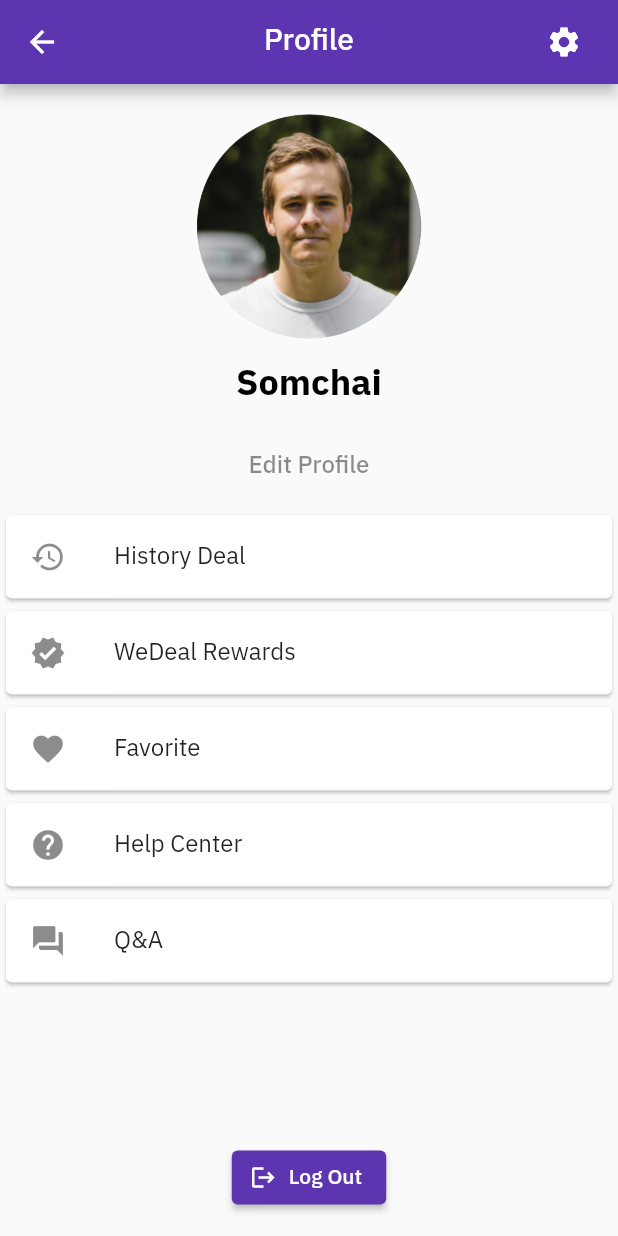
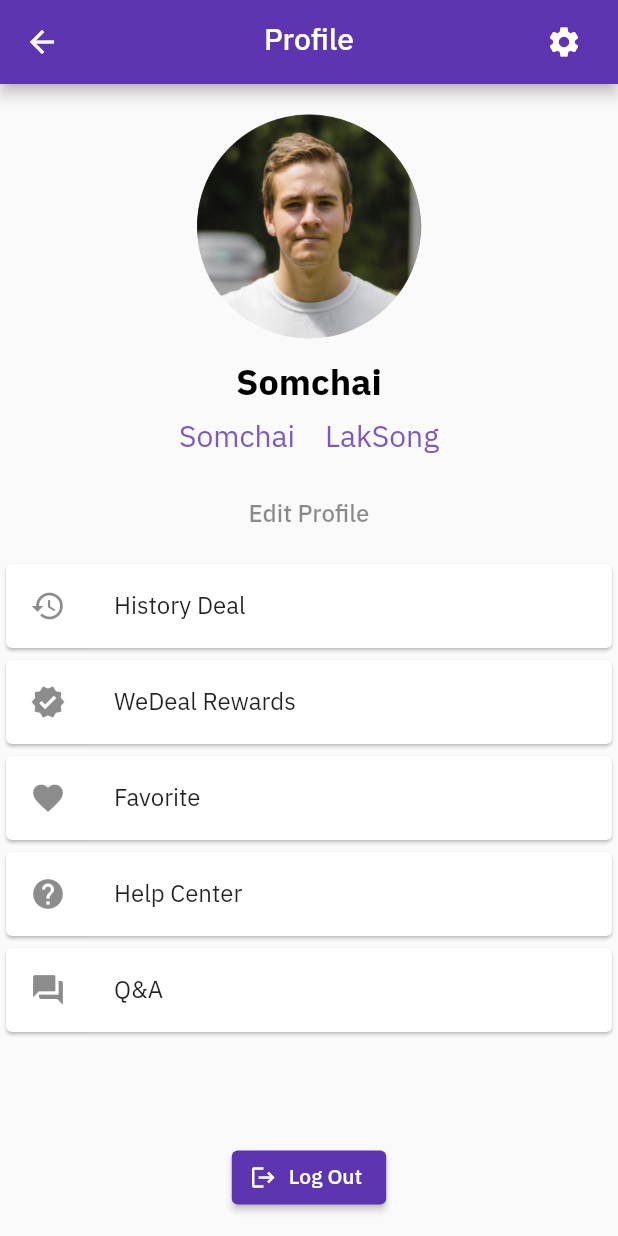
Before and after one commit to is767-1-2021/natthaorn, a Flutter app: the ProfilePage screen opened directly, on a phone screen of 412 x 824 dp. Run offline on Flutter 3.47's test engine with Material 2 defaults, Android fonts, the phone set to English and light mode, and no system bars; our stand-ins replace date_field, file_picker, flutter_chat_types, flutter_chat_ui, flutter_image_slideshow, google_maps_flutter and 3 more; project files that could hold a hidden picture were left out.

Commit message:
WeDeal_Ouct_5

```diff
--- a/team_app/team_app/lib/model/ProfileFormModel.dart
+++ b/team_app/team_app/lib/model/ProfileFormModel.dart
@@ -4,11 +4,11 @@ import 'package:flutter/material.dart';
 class ProfileFormModel extends ChangeNotifier {
   String? _userName = 'Somchai';
   String? _firstName = 'Somchai';
-  String? _lastName;
-  String? _dateOfBirth = 'October 6, 1986';
+  String? _lastName = 'LakSong';
+  String? _dateOfBirth;
   int? _age;
-  String? _gender;
-  String? _email;
+  String? _gender = 'Male';
+  String? _email = 'Somchai@mail.com';
   String? _changPassword;
   String? _confirmPassword;
 
--- a/team_app/team_app/lib/profile.dart
+++ b/team_app/team_app/lib/profile.dart
@@ -90,12 +90,27 @@ class _ProfilePageState extends State<ProfilePage> {
                 padding: EdgeInsets.all(10),
                 child:
                     Consumer<ProfileFormModel>(builder: (context, form, child) {
-                  return Text(
-                    '${form.userName}',
-                    style: TextStyle(
-                        color: Colors.black,
-                        fontWeight: FontWeight.bold,
-                        fontSize: 24),
+                  return Column(
+                    children: [
+                      Text(
+                        '${form.userName}',
+                        style: TextStyle(
+                            color: Colors.black,
+                            fontWeight: FontWeight.bold,
+                            fontSize: 24),
+                      ),
+                      Wrap(
+                        spacing: 20,
+                        children: [
+                          Text('${form.firstName}',
+                              style: TextStyle(
+                                  color: Colors.deepPurple[400], fontSize: 20)),
+                          Text('${form.lastName}',
+                              style: TextStyle(
+                                  color: Colors.deepPurple[400], fontSize: 20)),
+                        ],
+                      ),
+                    ],
                   );
                 })),
             TextButton(
```
